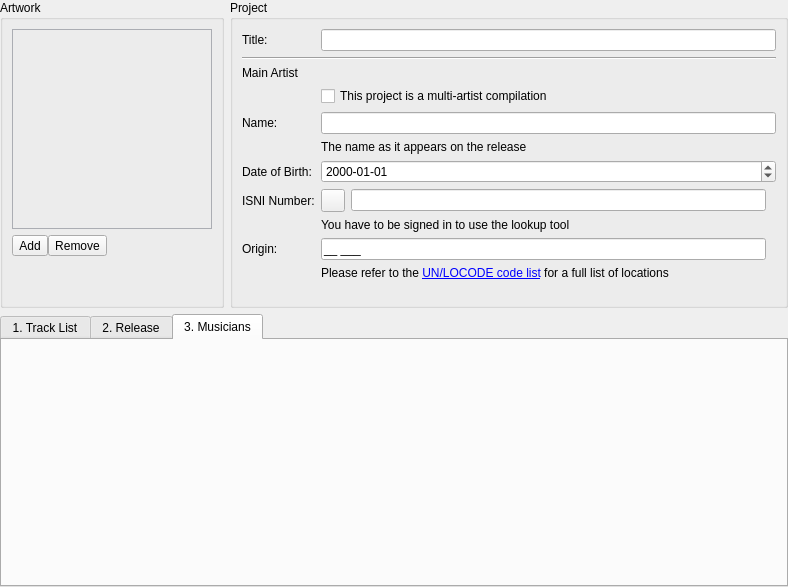
Above: resources/ui/project_page.ui from Iconoclasteinc/tgit before the change. Below: the same form after it.
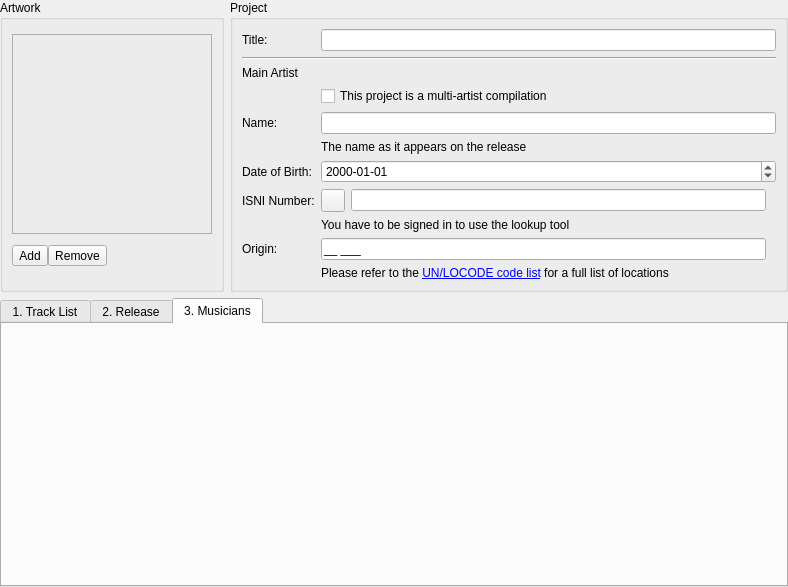
That is the form after the change. The open tabs and pages were chosen to show the change. Icons and pictures are not drawn. Custom widgets are drawn as their Qt base class.

Commit message: Adjust alignment of the cover art buttons on Windows.

Diff of the .ui file:
```diff
--- a/resources/ui/project_page.ui
+++ b/resources/ui/project_page.ui
@@ -148,12 +148,6 @@
           <property name="orientation">
            <enum>Qt::Vertical</enum>
           </property>
-          <property name="sizeHint" stdset="0">
-           <size>
-            <width>20</width>
-            <height>40</height>
-           </size>
-          </property>
          </spacer>
         </item>
        </layout>
@@ -627,8 +621,8 @@
            <rect>
             <x>0</x>
             <y>0</y>
-            <width>742</width>
-            <height>170</height>
+            <width>764</width>
+            <height>264</height>
            </rect>
           </property>
           <property name="styleSheet">
```
